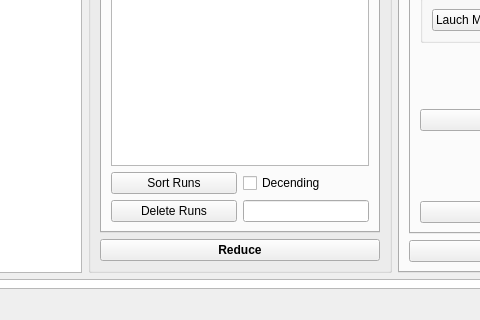
First picture: the form in src/interface/gui/VdriveMain.ui, repository neutrons/PyVDrive, before the edit; both pictures show x 159 to 639 and y 481 to 801 of the 1451 by 801 pixel window.
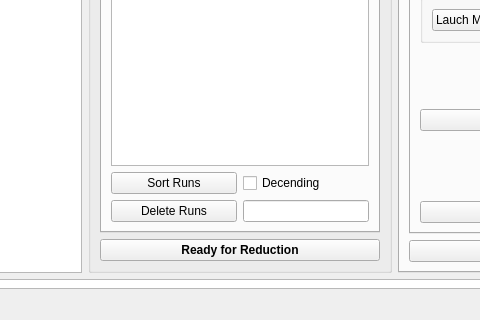
Second picture: the form after the edit. The open tabs and pages were chosen to show the change. Custom widgets are drawn as their Qt base class.

Diff of the .ui file:
```diff
--- a/src/interface/gui/VdriveMain.ui
+++ b/src/interface/gui/VdriveMain.ui
@@ -432,7 +432,7 @@
                 </font>
                </property>
                <property name="text">
-                <string>Reduce</string>
+                <string>Ready for Reduction</string>
                </property>
               </widget>
              </item>
```
Left out of the diff: 12 changed lines with no effect on the pictures. Lines whose indentation alone changed are shown as unchanged.
